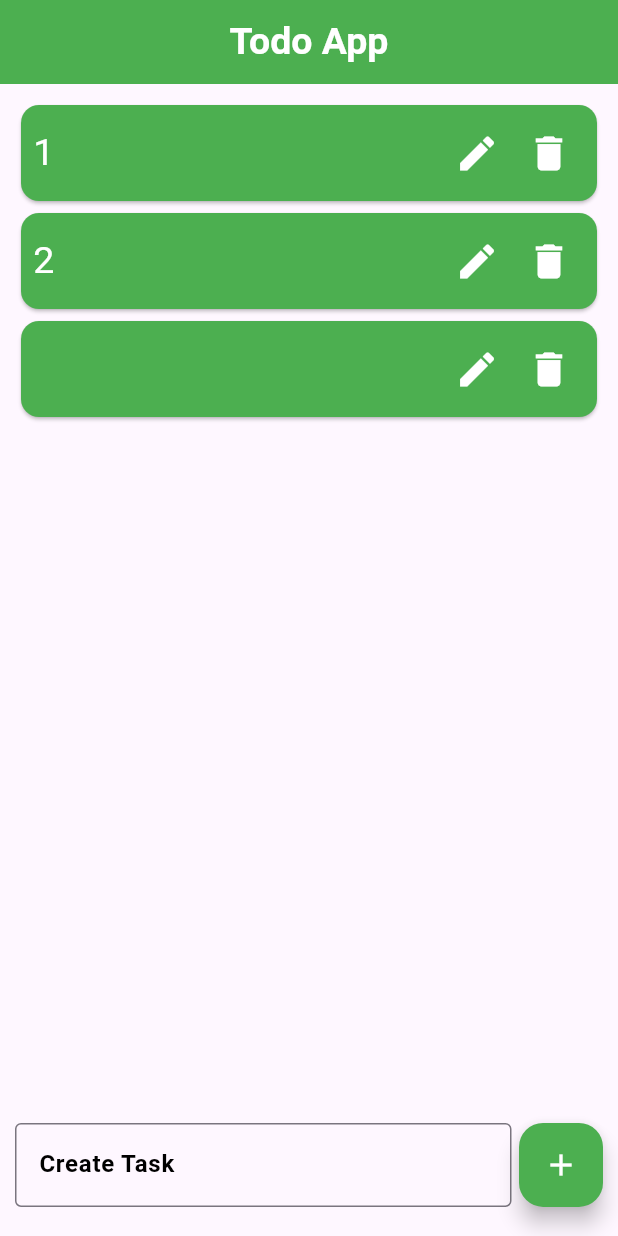
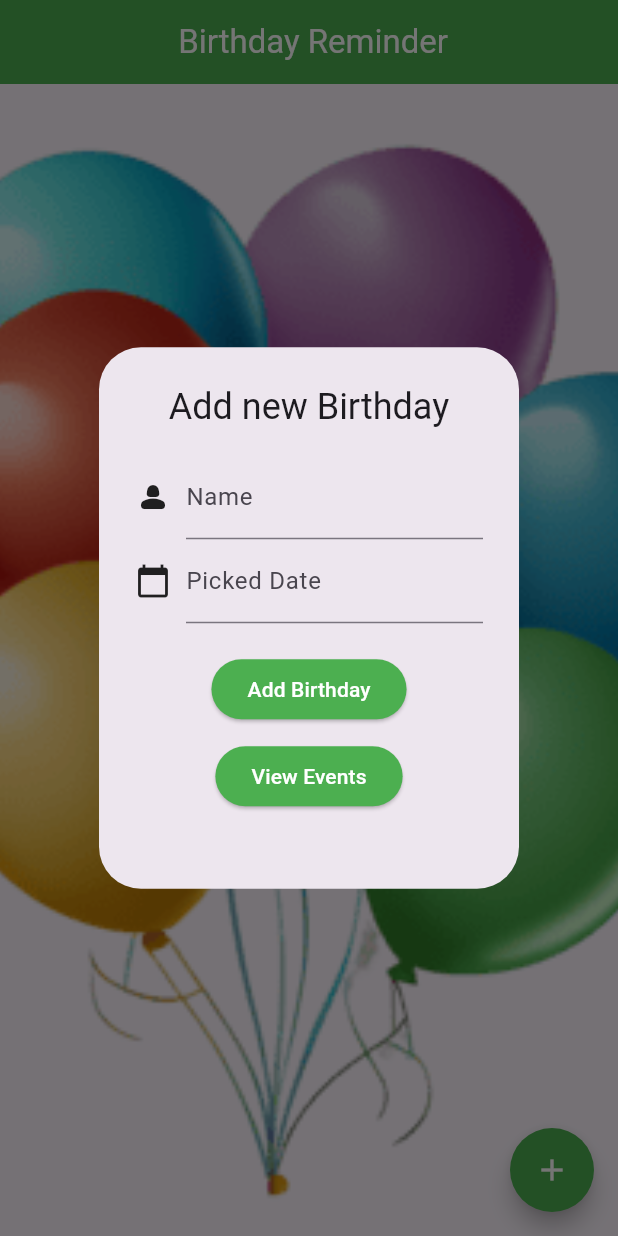
Before and after one commit to Do2304/project-Flutter, a Flutter app: the screen it shows after launch, after a tap on the "add" icon, on a phone screen of 412 x 824 dp. Run offline on Flutter 3.47's test engine with Material 3 defaults, Android fonts, the phone set to English and light mode, and no system bars; our stand-ins replace math_expressions, table_calendar.

Commit message:
project birthday Reminder app

```diff
--- /dev/null
+++ b/basic/flutter_project_basic/lib/Project6_BuildBirthDayReminder/birthdayReminderApp.dart
@@ -0,0 +1,223 @@
+import 'package:flutter/material.dart';
+import 'package:flutter_project_basic/Project6_BuildBirthDayReminder/events_table.dart';
+import 'birthday_model.dart';
+import 'event.dart';
+
+class BirthdayReminderApp extends StatefulWidget {
+  @override
+  _BirthdayReminderAppState createState() => _BirthdayReminderAppState();
+}
+
+class _BirthdayReminderAppState extends State<BirthdayReminderApp> {
+  TextEditingController nameController = TextEditingController();
+  TextEditingController dateController = TextEditingController();
+
+  List<Birthday> birthdays = [];
+
+  DateTime selectedDate = DateTime.now();
+
+  List<Event> eventList = [];
+
+  var event;
+
+  late int date = 1;
+  late int month = 1;
+  late int year = 2023;
+
+  _showSnackBar(message) {
+    ScaffoldMessenger.of(context).showSnackBar(
+      SnackBar(content: Text(message), backgroundColor: Colors.green),
+    );
+  }
+
+  Future<void> _selectDate(BuildContext context) async {
+    DateTime? pickedDate = await showDatePicker(
+      context: context,
+      initialDate: selectedDate,
+      firstDate: DateTime(2000),
+      lastDate: DateTime(2100),
+    );
+
+    if (pickedDate != null && pickedDate != selectedDate) {
+      setState(() {
+        selectedDate = pickedDate;
+        dateController.text = selectedDate.toString();
+      });
+    }
+  }
+
+  // đoạn code chưa hiểu
+  setEvent(name, date) {
+    event = Event(name + " Birthday");
+    if (kEventSource[date] == null) {
+      eventList = [event];
+      kEventSource.addAll({date: eventList});
+      setState(() {
+        kEvents = kEvents;
+      });
+    } else {
+      kEventSource[date]!.add(event);
+      setState(() {
+        kEvents.addAll(kEventSource);
+      });
+    }
+  }
+
+  @override
+  Widget build(BuildContext context) {
+    return Scaffold(
+      appBar: AppBar(
+        centerTitle: true,
+        title: Text(' Birthday Reminder'),
+        backgroundColor: Colors.green,
+        foregroundColor: Colors.white,
+      ),
+      body: DecoratedBox(
+        decoration: BoxDecoration(
+          image: DecorationImage(
+            image: AssetImage("assets/balloons.png"),
+            fit: BoxFit.cover,
+          ),
+        ),
+        child: ListView.builder(
+          itemCount: birthdays.length,
+          itemBuilder: (context, index) {
+            Birthday birthday = birthdays[index];
+            return Container(
+              decoration: BoxDecoration(
+                borderRadius: BorderRadius.circular(20),
+                color: Colors.white,
+                boxShadow: [
+                  BoxShadow(
+                    color: Colors.grey,
+                    offset: const Offset(1.0, 1.0),
+                    blurRadius: 2.0,
+                    spreadRadius: 2.0,
+                  ),
+                ],
+              ),
+              margin: EdgeInsets.all(10),
+              child: ListTile(
+                title: Text(birthday.name),
+                subtitle: Text(
+                  '${birthday.date.day}/${birthday.date.month}/${birthday.date.year}',
+                ),
+                trailing: const Icon(Icons.cake),
+              ),
+            );
+          },
+        ),
+      ),
+      floatingActionButton: FloatingActionButton(
+        backgroundColor: Colors.green,
+        foregroundColor: Colors.white,
+        shape: OvalBorder(),
+        onPressed: () {
+          nameController.text = "";
+          dateController.text = "";
+          showDialog(
+            context: context,
+            builder: (BuildContext context) {
+              return AlertDialog(
+                scrollable: true,
+                title: Center(child: const Text('Add new Birthday')),
+                content: SizedBox(
+                  height: 265,
+                  child: Column(
+                    children: [
+                      Row(
+                        children: [
+                          const Icon(Icons.person_2_rounded),
+                          const SizedBox(width: 10),
+                          Flexible(
+                            child: TextField(
+                              controller: nameController,
+                              decoration: InputDecoration(labelText: 'Name'),
+                            ),
+                          ),
+                        ],
+                      ),
+
+                      Row(
+                        children: [
+                          GestureDetector(
+                            child: Icon(Icons.calendar_today),
+                            onTap: () {
+                              _selectDate(context);
+                            },
+                          ),
+                          const SizedBox(width: 10),
+                          Flexible(
+                            child: TextField(
+                              controller: dateController,
+                              decoration: InputDecoration(
+                                labelText: 'Picked Date',
+                              ),
+                            ),
+                          ),
+                        ],
+                      ),
+                      const SizedBox(height: 20),
+
+                      ElevatedButton(
+                        style: ElevatedButton.styleFrom(
+                          backgroundColor: Colors.green,
+                          foregroundColor: Colors.white,
+                        ),
+                        onPressed: () {
+                          if (nameController.text.isEmpty ||
+                              dateController.text.isEmpty) {
+                            _showSnackBar(
+                              'Make sure both name and date is provided.????',
+                            );
+                          } else {
+                            DateTime? parsedDate = DateTime.tryParse(
+                              dateController.text,
+                            );
+                            if (parsedDate != null) {
+                              Birthday newBirthday = Birthday(
+                                name: nameController.text,
+                                date: parsedDate,
+                              );
+                              setState(() {
+                                birthdays.add(newBirthday);
+                              });
+
+                              Navigator.pop(context);
+                              _showSnackBar('Birthday added????????');
+                              setEvent(nameController.text, parsedDate);
+                            } else {
+                              _showSnackBar('Invalid Date!');
+                            }
+                          }
+                        },
+                        child: const Text('Add Birthday'),
+                      ),
+                      const SizedBox(height: 10),
+
+                      ElevatedButton(
+                        style: ElevatedButton.styleFrom(
+                          backgroundColor: Colors.green,
+                          foregroundColor: Colors.white,
+                        ),
+                        child: const Text("View Events"),
+                        onPressed: () {
+                          Navigator.push(
+                            context,
+                            MaterialPageRoute(builder: (_) => EventsTable()),
+                          );
+                        },
+                      ),
+                    ],
+                  ),
+                ),
+              );
+            },
+          );
+        },
+        tooltip: "Add Birthday",
+        child: const Icon(Icons.add),
+      ),
+    );
+  }
+}
--- /dev/null
+++ b/basic/flutter_project_basic/lib/Project6_BuildBirthDayReminder/birthday_model.dart
@@ -0,0 +1,6 @@
+class Birthday {
+  final String name;
+  final DateTime date;
+
+  Birthday({required this.name, required this.date});
+}
--- /dev/null
+++ b/basic/flutter_project_basic/lib/Project6_BuildBirthDayReminder/event.dart
@@ -0,0 +1,32 @@
+import 'dart:collection';
+import 'package:table_calendar/table_calendar.dart';
+
+class Event {
+  final String title;
+  const Event(this.title);
+  @override
+  String toString() => title;
+}
+
+var kEvents = LinkedHashMap<DateTime, List<Event>>(
+  equals: isSameDay,
+  hashCode: getHashCode,
+)..addAll(kEventSource);
+
+var kEventSource = LinkedHashMap<DateTime, List<Event>>();
+
+int getHashCode(DateTime key) {
+  return key.day * 1000000 + key.month * 10000 + key.year;
+}
+
+List<DateTime> daysInRange(DateTime first, DateTime last) {
+  final dayCount = last.difference(first).inDays + 1;
+  return List.generate(
+    dayCount,
+    (index) => DateTime.utc(first.year, first.month, first.day + index),
+  );
+}
+
+final kToday = DateTime.now();
+final kFirstDay = DateTime(kToday.year, kToday.month - 3, kToday.day);
+final kLastDay = DateTime(kToday.year, kToday.month + 3, kToday.day);
--- a/basic/flutter_project_basic/lib/main.dart
+++ b/basic/flutter_project_basic/lib/main.dart
@@ -4,6 +4,7 @@
 import 'Project3_BuildingTicTacToeGame/BuildTicTacToeGame.dart';
 import 'Project4_StoreApp/storyApp.dart';
 import 'Project5_BuildTodoApp/todoApp.dart';
+import 'Project6_BuildBirthDayReminder/birthdayReminderApp.dart';
 
 void main() {
   runApp(const MyApp());
@@ -24,7 +25,8 @@
       // home: BMICalculaterPage(),
       // home: BuildTicTacToeGame(),
       // home: storyApp(),
-      home: todoApp(),
+      // home: todoApp(),
+      home: BirthdayReminderApp(),
     );
   }
 }
--- a/basic/flutter_project_basic/pubspec.yaml
+++ b/basic/flutter_project_basic/pubspec.yaml
@@ -35,6 +35,7 @@
   # Use with the CupertinoIcons class for iOS style icons.
   cupertino_icons: ^1.0.8
   math_expressions: ^2.7.0
+  table_calendar: ^3.2.0
 
 dev_dependencies:
   flutter_test:
@@ -58,8 +59,9 @@
   uses-material-design: true
 
   # To add assets to your application, add an assets section, like this:
-  # assets:
-  #   - images/a_dot_burr.jpeg
+  assets:
+    - assets/balloons.png
+    # - images/a_dot_burr.jpeg
   #   - images/a_dot_ham.jpeg
 
   # An image asset can refer to one or more resolution-specific "variants", see
```
Also changed, not shown: basic/flutter_project_basic/lib/Project6_BuildBirthDayReminder/events_table.dart (added, +116 -0 lines), basic/flutter_project_basic/assets/balloons.png (added), basic/flutter_project_basic/pubspec.lock.
